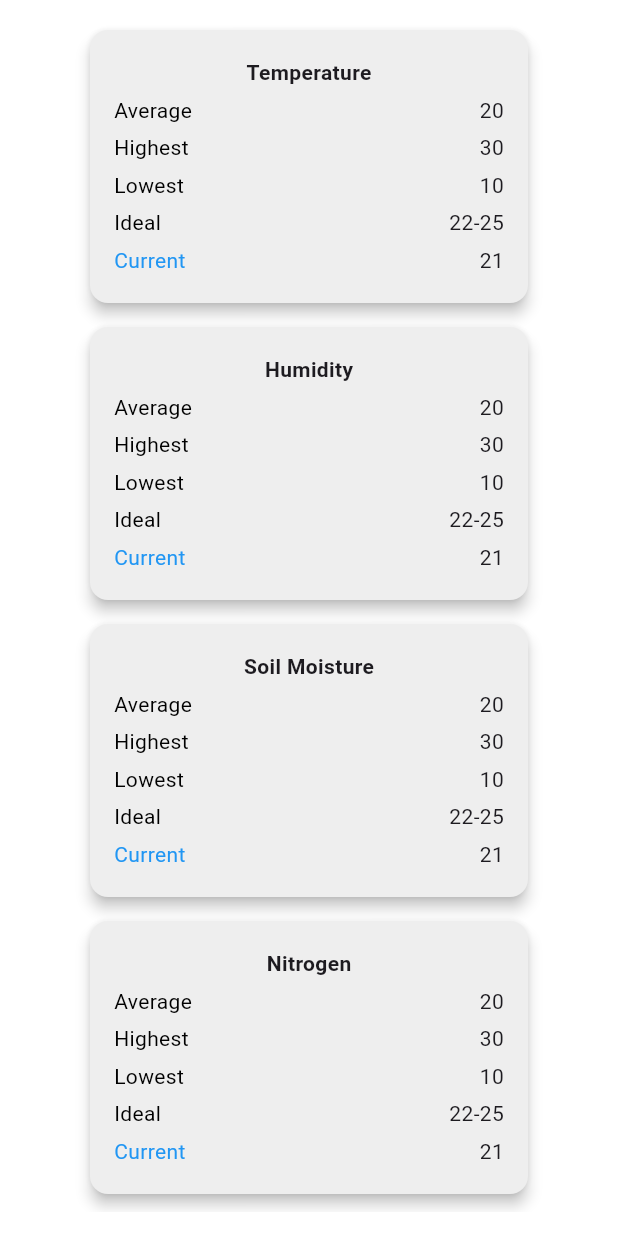
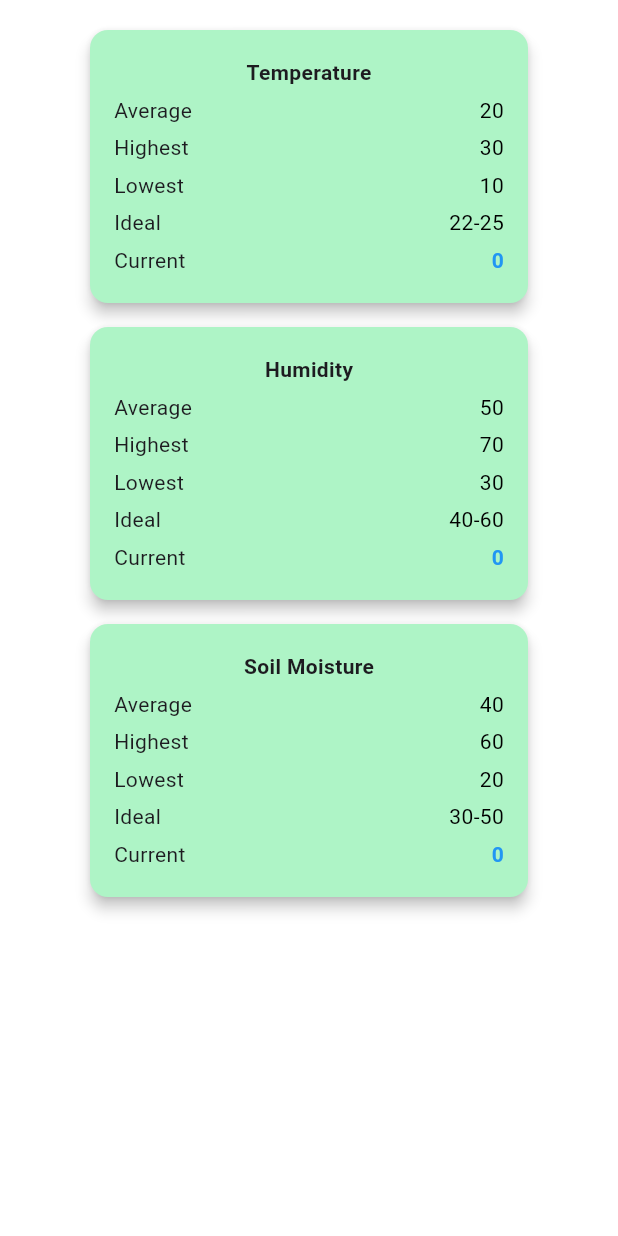
Before and after one commit to Project-School-2226/plant-guard-1.0, a Flutter app: the DetailedInsights screen opened directly, on a phone screen of 412 x 824 dp. Run offline on Flutter 3.47's test engine with Material 3 defaults, Android fonts, the light colour scheme and no system bars; our stand-ins replace chat_bubbles, flutter_dotenv, google_nav_bar; network calls fail.

Commit message:
updated insights pafe

```diff
--- a/frontend/lib/pages/detailed_insights_page.dart
+++ b/frontend/lib/pages/detailed_insights_page.dart
@@ -1,4 +1,7 @@
+import 'dart:async';
+import 'dart:convert';
 import 'package:flutter/material.dart';
+import 'package:http/http.dart' as http;
 
 class DetailedInsights extends StatefulWidget {
   const DetailedInsights({super.key});
@@ -8,14 +11,56 @@ class DetailedInsights extends StatefulWidget {
 }
 
 class _DetailedInsightsState extends State<DetailedInsights> {
-  final List<String> attributes = [
-    'Temperature',
-    'Humidity',
-    'Soil Moisture',
-    'Nitrogen',
-    'Phosphorous',
-    'Potassium',
-  ];
+  final Map<String, Map<String, String>> attributeData = {
+    'Temperature': {
+      'Average': '20',
+      'Highest': '30',
+      'Lowest': '10',
+      'Ideal': '22-25',
+      'Current': '0',
+    },
+    'Humidity': {
+      'Average': '50',
+      'Highest': '70',
+      'Lowest': '30',
+      'Ideal': '40-60',
+      'Current': '0',
+    },
+    'Soil Moisture': {
+      'Average': '40',
+      'Highest': '60',
+      'Lowest': '20',
+      'Ideal': '30-50',
+      'Current': '0',
+    },
+  };
+  @override
+  void initState() {
+    super.initState();
+    fetchData();
+  }
+
+  Future<void> fetchData() async {
+    try {
+      final response = await http.get(Uri.parse(
+          'https://fffe-2409-408c-2cc1-b8d1-5f7-9c9c-99c5-c33d.ngrok-free.app/sensors-data/get-from-esp32'));
+      if (response.statusCode == 200) {
+        final data = jsonDecode(response.body);
+        print(data);
+        setState(() {
+          attributeData['Temperature']?['Current'] =
+              double.parse(data['temperature'].toString()).toStringAsFixed(3);
+          attributeData['Humidity']?['Current'] =
+              double.parse(data['humidity'].toString()).toStringAsFixed(3);
+          attributeData['Soil Moisture']?['Current'] =
+              data['soilMoisture'].toString(); // Assuming you have this field
+        });
+        // Save data to SharedPreferences
+      }
+    } catch (e) {
+      print(e);
+    }
+  }
 
   @override
   Widget build(BuildContext context) {
@@ -28,12 +73,14 @@ class _DetailedInsightsState extends State<DetailedInsights> {
           crossAxisSpacing: 8,
           mainAxisSpacing: 8,
           childAspectRatio: 2,
-          children: List.generate(attributes.length, (index) {
+          children: List.generate(attributeData.length, (index) {
+            String attribute = attributeData.keys.elementAt(index);
+            Map<String, String> values = attributeData[attribute]!;
             return Center(
               // Center to align the container
               child: SizedBox(
                 width: 300, // Adjust the width as needed
-                child: StatCard(attribute: attributes[index]),
+                child: StatCard(attribute: attribute, values: values),
               ),
             );
           }),
@@ -45,25 +92,30 @@ class _DetailedInsightsState extends State<DetailedInsights> {
 
 class StatCard extends StatelessWidget {
   final String attribute;
+  final Map<String, String> values;
 
-  const StatCard({Key? key, required this.attribute}) : super(key: key);
+  const StatCard({Key? key, required this.attribute, required this.values})
+      : super(key: key);
 
   @override
   Widget build(BuildContext context) {
     return Card(
       elevation: 4,
-      color: Colors.grey[200],
+      color: Color.fromARGB(255, 174, 244, 198),
       child: Padding(
         padding: const EdgeInsets.all(16.0),
         child: Column(
           mainAxisAlignment: MainAxisAlignment.spaceAround,
           children: [
             Text(attribute, style: TextStyle(fontWeight: FontWeight.bold)),
-            const StatLine(label: 'Average', value: '20'),
-            const StatLine(label: 'Highest', value: '30'),
-            const StatLine(label: 'Lowest', value: '10'),
-            const StatLine(label: 'Ideal', value: '22-25'),
-            const StatLine(label: 'Current', value: '21', isCurrent: true),
+            StatLine(label: 'Average', value: values['Average'] ?? 'N/A'),
+            StatLine(label: 'Highest', value: values['Highest'] ?? 'N/A'),
+            StatLine(label: 'Lowest', value: values['Lowest'] ?? 'N/A'),
+            StatLine(label: 'Ideal', value: values['Ideal'] ?? 'N/A'),
+            StatLine(
+                label: 'Current',
+                value: values['Current'] ?? 'N/A',
+                isCurrent: true),
           ],
         ),
       ),
@@ -88,9 +140,14 @@ class StatLine extends StatelessWidget {
     return Row(
       mainAxisAlignment: MainAxisAlignment.spaceBetween,
       children: [
-        Text(label,
-            style: TextStyle(color: isCurrent ? Colors.blue : Colors.black)),
-        Text(value),
+        Text(label),
+        Text(
+          value,
+          style: TextStyle(
+            fontWeight: isCurrent ? FontWeight.bold : FontWeight.normal,
+            color: isCurrent ? Colors.blue : Colors.black,
+          ),
+        ),
       ],
     );
   }
```
Also changed, not shown: frontend/lib/pages/chat_page.dart (+4 -3 lines), frontend/lib/pages/dashboard.dart (+6 -21 lines).
